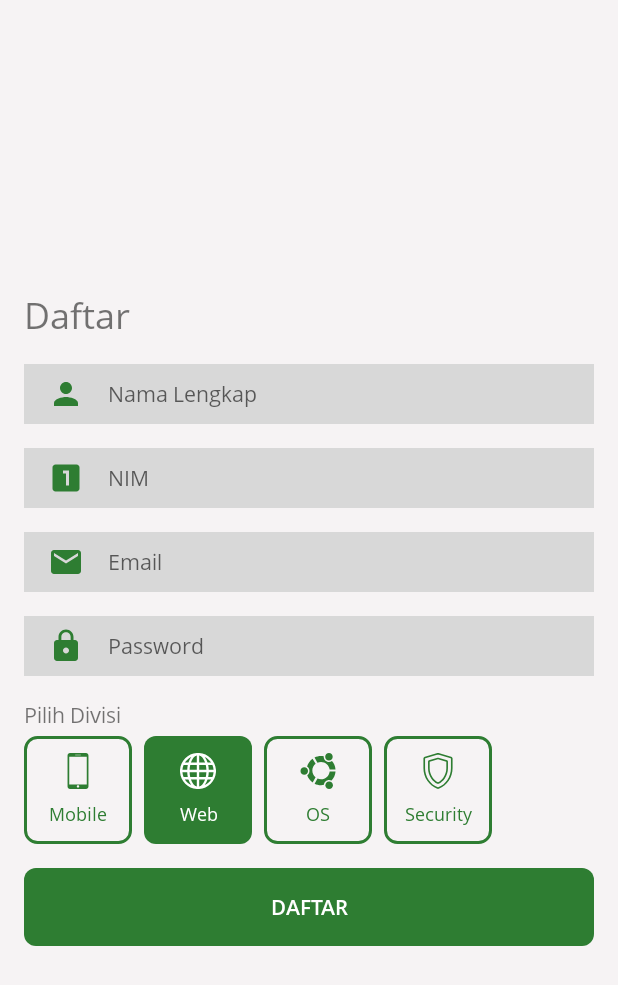
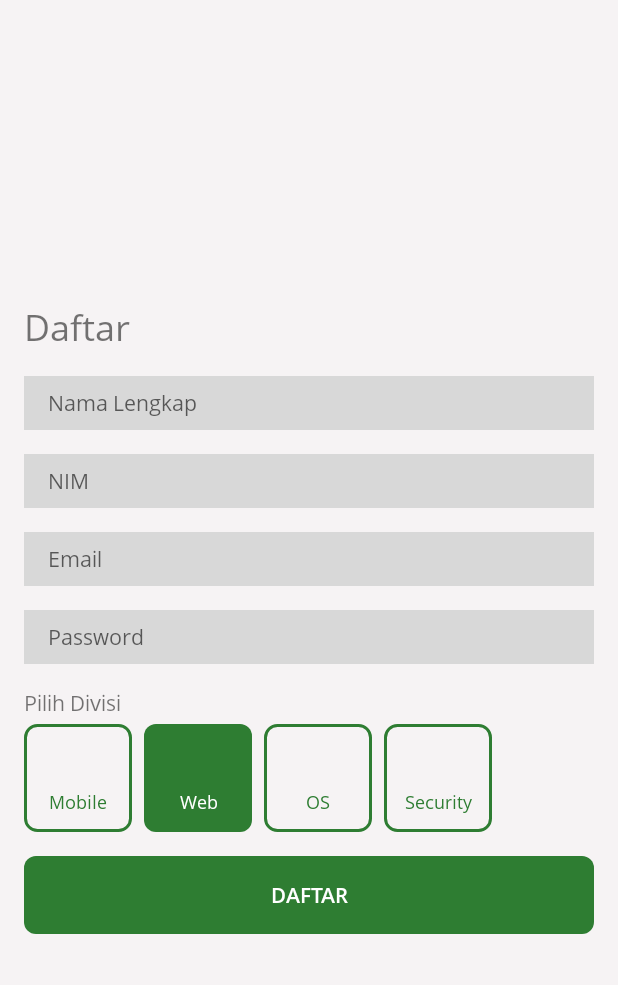
Before and after one commit to mobiledev-porosub/POROS-Grading, an Android app: the SignUpActivity screen opened directly, with no data from a screen before it, after a tap on "Web", on a phone screen of 412 x 824 dp. Shown: the top 985 px of the screen. Run offline under Robolectric (Android 15) with nearby library versions, the phone set to English and light mode, and no system bars; our stand-ins replace Firebase (no records; nobody signed in at launch, a user with empty details on screens opened directly); 1 statement that could not run was skipped; 1 other tap on this screen came first.

Commit message:
fix some bugs

```diff
--- a/app/src/main/java/com/endrawan/porosgrading/Adapters/DivisionsAdapter.java
+++ b/app/src/main/java/com/endrawan/porosgrading/Adapters/DivisionsAdapter.java
@@ -47,7 +47,7 @@ public class DivisionsAdapter extends RecyclerView.Adapter<DivisionViewHolder> {
     public void onBindViewHolder(@NonNull final DivisionViewHolder holder, int i) {
         final Division division = divisions.get(i);
         holder.mName.setText(division.getName());
-        holder.mImage.setImageDrawable(ContextCompat.getDrawable(context, division.getImage_primary()));
+//        holder.mImage.setImageDrawable(ContextCompat.getDrawable(context, division.getImage_primary()));
         holder.itemView.setOnClickListener(new View.OnClickListener() {
             @Override
             public void onClick(View v) {
--- a/app/src/main/java/com/endrawan/porosgrading/ViewHolders/DivisionViewHolder.java
+++ b/app/src/main/java/com/endrawan/porosgrading/ViewHolders/DivisionViewHolder.java
@@ -25,13 +25,13 @@ public class DivisionViewHolder extends RecyclerView.ViewHolder {
     }
 
     public void changeToSelected(Context context, Division division) {
-        mImage.setImageDrawable(ContextCompat.getDrawable(context, division.getImage_white()));
+//        mImage.setImageDrawable(ContextCompat.getDrawable(context, division.getImage_white()));
         mRoot.setBackground(ContextCompat.getDrawable(context, R.drawable.division_background_pressed));
         mName.setTextColor(ContextCompat.getColor(context, R.color.white));
     }
 
     public void changeToNormal(Context context, Division division) {
-        mImage.setImageDrawable(ContextCompat.getDrawable(context, division.getImage_primary()));
+//        mImage.setImageDrawable(ContextCompat.getDrawable(context, division.getImage_primary()));
         mRoot.setBackground(ContextCompat.getDrawable(context, R.drawable.division_background_normal));
         mName.setTextColor(ContextCompat.getColor(context, R.color.colorPrimary));
     }
--- a/app/src/main/res/layout/activity_home.xml
+++ b/app/src/main/res/layout/activity_home.xml
@@ -89,8 +89,6 @@
                 android:layout_height="wrap_content"
                 android:layout_margin="8dp"
                 android:layout_weight="1"
-                android:drawableStart="@drawable/ic_read_white_24dp"
-                android:drawableLeft="@drawable/ic_read_white_24dp"
                 android:drawablePadding="8dp"
                 android:textAllCaps="false"
                 android:text="@string/lihat_data" />
@@ -102,8 +100,6 @@
                 android:layout_height="wrap_content"
                 android:layout_margin="8dp"
                 android:layout_weight="1"
-                android:drawableStart="@drawable/ic_add_white_24dp"
-                android:drawableLeft="@drawable/ic_add_white_24dp"
                 android:drawablePadding="8dp"
                 android:textAllCaps="false"
                 android:text="@string/tambah_data" />
--- a/app/src/main/res/layout/activity_profile.xml
+++ b/app/src/main/res/layout/activity_profile.xml
@@ -137,8 +137,6 @@
                 android:layout_height="wrap_content"
                 android:layout_marginBottom="1dp"
                 android:background="@color/white"
-                android:drawableStart="@drawable/ic_edit_black_24dp"
-                android:drawableLeft="@drawable/ic_edit_black_24dp"
                 android:drawablePadding="8dp"
                 android:fontFamily="@font/open_sans_semi_bold"
                 android:padding="16dp"
@@ -152,8 +150,6 @@
                 android:layout_height="wrap_content"
                 android:layout_marginBottom="1dp"
                 android:background="@color/white"
-                android:drawableStart="@drawable/ic_shutdown_black_24dp"
-                android:drawableLeft="@drawable/ic_shutdown_black_24dp"
                 android:drawablePadding="8dp"
                 android:fontFamily="@font/open_sans_semi_bold"
                 android:padding="16dp"
@@ -167,8 +163,6 @@
                 android:layout_width="match_parent"
                 android:layout_height="wrap_content"
                 android:background="@color/white"
-                android:drawableStart="@drawable/ic_exit_to_app_black_24dp"
-                android:drawableLeft="@drawable/ic_exit_to_app_black_24dp"
                 android:drawablePadding="8dp"
                 android:fontFamily="@font/open_sans_semi_bold"
                 android:padding="16dp"
--- a/app/src/main/res/layout/activity_sign_in.xml
+++ b/app/src/main/res/layout/activity_sign_in.xml
@@ -25,8 +25,6 @@
         android:layout_width="match_parent"
         android:layout_height="wrap_content"
         android:layout_marginBottom="16dp"
-        android:drawableStart="@drawable/ic_email_primary_24dp"
-        android:drawableLeft="@drawable/ic_email_primary_24dp"
         android:hint="@string/email"
         android:inputType="textEmailAddress"
         android:autofillHints="@string/email"
@@ -38,8 +36,6 @@
         android:layout_width="match_parent"
         android:layout_height="wrap_content"
         android:layout_marginBottom="16dp"
-        android:drawableStart="@drawable/ic_lock_primary_24dp"
-        android:drawableLeft="@drawable/ic_lock_primary_24dp"
         android:hint="@string/password"
         android:inputType="textPassword"
         android:autofillHints="@string/password"
--- a/app/src/main/res/layout/activity_sign_up.xml
+++ b/app/src/main/res/layout/activity_sign_up.xml
@@ -23,8 +23,6 @@
         android:layout_height="wrap_content"
         android:layout_marginBottom="16dp"
         android:autofillHints="@string/nama_lengkap"
-        android:drawableStart="@drawable/ic_person_primary_24dp"
-        android:drawableLeft="@drawable/ic_person_primary_24dp"
         android:hint="@string/nama_lengkap"
         android:inputType="textPersonName"
         tools:targetApi="o" />
@@ -36,8 +34,6 @@
         android:layout_height="wrap_content"
         android:layout_marginBottom="16dp"
         android:autofillHints="@string/nim"
-        android:drawableStart="@drawable/ic_looks_one_primary_24dp"
-        android:drawableLeft="@drawable/ic_looks_one_primary_24dp"
         android:hint="@string/nim"
         android:inputType="numberSigned"
         tools:targetApi="o" />
@@ -49,8 +45,6 @@
         android:layout_height="wrap_content"
         android:layout_marginBottom="16dp"
         android:autofillHints="@string/email"
-        android:drawableStart="@drawable/ic_email_primary_24dp"
-        android:drawableLeft="@drawable/ic_email_primary_24dp"
         android:hint="@string/email"
         android:inputType="textEmailAddress"
         tools:targetApi="o" />
@@ -62,8 +56,6 @@
         android:layout_height="wrap_content"
         android:layout_marginBottom="16dp"
         android:autofillHints="@string/password"
-        android:drawableStart="@drawable/ic_lock_primary_24dp"
-        android:drawableLeft="@drawable/ic_lock_primary_24dp"
         android:hint="@string/password"
         android:inputType="textPassword"
         tools:targetApi="o" />
--- a/build.gradle
+++ b/build.gradle
@@ -7,7 +7,7 @@ buildscript {
 
     }
     dependencies {
-        classpath 'com.android.tools.build:gradle:3.3.2'
+        classpath 'com.android.tools.build:gradle:3.5.1'
         classpath 'com.google.gms:google-services:4.2.0'
 
         // NOTE: Do not place your application dependencies here; they belong
```
Also changed, not shown: app/src/main/java/com/endrawan/porosgrading/SignUpActivity.java (+15 -15 lines), app/src/main/java/com/endrawan/porosgrading/User/HomeActivity.java (+11 -7 lines), gradle/wrapper/gradle-wrapper.properties.
